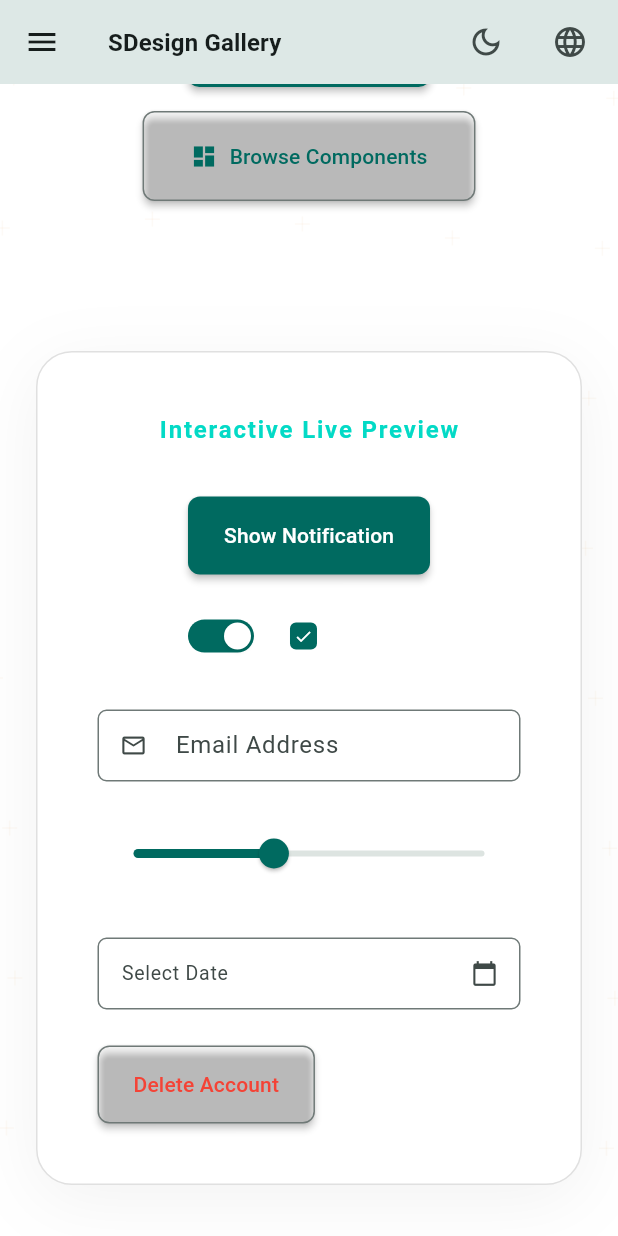
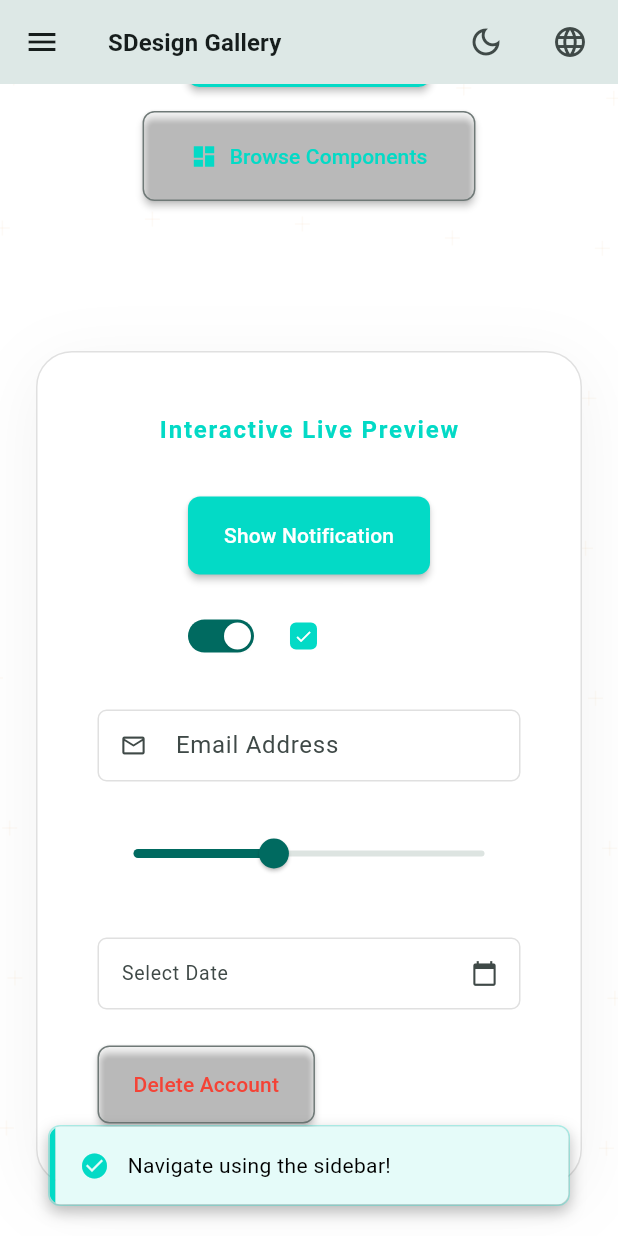
Before and after one commit to FRANK732/s_design, a Flutter app: the screen it shows after launch, scrolled down 576 dp, after a tap on "Browse Components", on a phone screen of 412 x 824 dp. Run offline on Flutter 3.47's test engine with Material 3 defaults, Android fonts, the phone set to English and light mode, and no system bars; our stand-ins replace flutter_spinkit, get, google_fonts, qr_flutter, shimmer; missing offline and left inert: flutter_highlighter.

Commit message:
feat: implement SThemeData configuration and add Sonner feedback component with example pages

```diff
--- a/example/lib/modern_example.dart
+++ b/example/lib/modern_example.dart
@@ -205,16 +205,15 @@ class _GalleryShellState
         Overlay.of(context);
     SFloatingPanel.initialize(
         overlayState);
-    SSonner
-        .instance
-        .initialize(overlayState);
+    SSonner.initialize(
+        overlayState);
     SToast.initialize(
         overlayState);
 
     final isDark =
         Theme.of(context).brightness == Brightness.dark;
 
-    return Scaffold(
+    return SScaffold(
       appBar:
           AppBar(
         elevation: 0,
@@ -224,7 +223,6 @@ class _GalleryShellState
           style: TextStyle(fontWeight: FontWeight.bold, fontSize: 16),
         ),
         actions: [
-          // Theme toggle
           Tooltip(
             message: isDark ? 'Switch to light mode' : 'Switch to dark mode',
             child: IconButton(
@@ -237,7 +235,6 @@ class _GalleryShellState
             ),
           ),
           const SizedBox(width: 8),
-          // Language toggle
           PopupMenuButton<Locale>(
             tooltip: 'Change language',
             initialValue: widget.currentLocale,
@@ -265,7 +262,6 @@ class _GalleryShellState
           const SizedBox(width: 8),
         ],
       ),
-      // Responsive: drawer on mobile, sidebar on desktop
       drawer: MediaQuery.of(context).size.width < 700
           ? Drawer(
               child: NavSidebar(
@@ -281,7 +277,7 @@ class _GalleryShellState
               ),
             )
           : null,
-      body:
+      renderBody: (context) =>
           LayoutBuilder(
         builder: (context, constraints) {
           final isWide = constraints.maxWidth >= 700;
@@ -296,17 +292,14 @@ class _GalleryShellState
                   onSearchChanged: (q) => setState(() => _searchQuery = q),
                   onSelected: (item) => setState(() => _selected = item),
                 ),
-                // Vertical divider
                 VerticalDivider(
                   width: 1,
                   color: Theme.of(context).colorScheme.outlineVariant.withOpacity(0.4),
                 ),
-                // Content pane
                 Expanded(key: ValueKey(_selected.label), child: _selected.page),
               ],
             );
           } else {
-            // Mobile: full-width content with drawer
             return _selected.page;
           }
         },
--- a/example/lib/pages/home_overview.dart
+++ b/example/lib/pages/home_overview.dart
@@ -132,7 +132,7 @@ class _HomeOverviewPageState
                               child: const Text('Browse Components'),
                               onPressed: () {
                                 // Navigate to components
-                                SSonner.instance.show(message: 'Navigate using the sidebar!', variant: SSonnerVariant.success);
+                                SSonner.show(message: 'Navigate using the sidebar!', variant: SSonnerVariant.success);
                               },
                             ),
                           ],
@@ -366,7 +366,7 @@ class _LiveShowcaseState
                 children: [
                   SButton(
                     onPressed: () {
-                      SSonner.instance.show(
+                      SSonner.show(
                         message: 'Perfect! You triggered a success toast.',
                         variant: SSonnerVariant.success,
                       );
--- a/example/lib/pages/sonner_page.dart
+++ b/example/lib/pages/sonner_page.dart
@@ -54,7 +54,7 @@ SSonner.instance.show(
               builder: (context) => SButton(
                     variant: SButtonVariant.outline,
                     onPressed: () {
-                      SSonner.instance.show(
+                      SSonner.show(
                         config: const SSonnerConfig(
                           message: 'File uploaded successfully.',
                           title: 'Upload complete',
@@ -80,7 +80,7 @@ SSonner.instance.show(
               builder: (context) => SButton(
                     variant: SButtonVariant.outline,
                     onPressed: () {
-                      SSonner.instance.show(
+                      SSonner.show(
                         message: 'Email archived',
                         action: TextButton(
                           onPressed: () {},
@@ -107,7 +107,7 @@ SSonner.instance.show(
               builder: (context) => SButton(
                     variant: SButtonVariant.outline,
                     onPressed: () {
-                      SSonner.instance.show(
+                      SSonner.show(
                         message: 'This appears at the top',
                         position: SSonnerPosition.top,
                       );
@@ -145,7 +145,7 @@ class _SonnerBtn
           SButtonVariant.outline,
       onPressed:
           () {
-        SSonner.instance.show(message: '$label notification', variant: variant);
+        SSonner.show(message: '$label notification', variant: variant);
       },
       child:
           Text(label),
--- a/lib/src/presentation/components/app/s_app.dart
+++ b/lib/src/presentation/components/app/s_app.dart
@@ -314,6 +314,26 @@ class _SAppState
           titleLarge: themeData.typographyToken.titleLarge,
           labelSmall: themeData.typographyToken.labelSmall,
         ),
+        extensions: <m.ThemeExtension<dynamic>>[
+          themeData.alertTheme,
+          themeData.avatarTheme,
+          themeData.buttonTheme,
+          themeData.cardTheme,
+          themeData.checkboxTheme,
+          themeData.dialogTheme,
+          themeData.dropdownMenuTheme,
+          themeData.floatingPanelTheme,
+          themeData.inputFieldTheme,
+          themeData.listTileTheme,
+          themeData.loadingIndicatorTheme,
+          themeData.paginationTheme,
+          themeData.selectTheme,
+          themeData.sonnerTheme,
+          themeData.switchTheme,
+          themeData.tabsTheme,
+          themeData.timePickerTheme,
+          themeData.toastTheme,
+        ],
       ),
       child:
           AnimatedSTheme(
@@ -441,10 +461,12 @@ class _SAppState
   }
 }
 
-/// Private widget that auto-initializes [SSonner] and [SFloatingPanel]
-/// after the first frame by grabbing the nearest [OverlayState].
-/// This is injected by [SApp._builder] so consumers never need to call
-/// [sOverlayBuilder] or initialize overlays manually.
+/// Private widget that auto-initializes [SSonner], [SFloatingPanel], and [SToast]
+/// by creating its own [Overlay] in a [Stack].
+///
+/// This is required because [SApp._builder] runs above the [Navigator] in the
+/// widget tree, so [Overlay.of] would fail. Instead we own an [Overlay] and
+/// initialize all overlay-dependent services with its state after the first frame.
 class _SOverlayInitializer extends StatefulWidget {
   const _SOverlayInitializer({required this.child});
   final Widget child;
@@ -454,12 +476,15 @@ class _SOverlayInitializer extends StatefulWidget {
 }
 
 class _SOverlayInitializerState extends State<_SOverlayInitializer> {
+  final GlobalKey<OverlayState> _overlayKey = GlobalKey<OverlayState>();
+
   @override
   void initState() {
     super.initState();
     WidgetsBinding.instance.addPostFrameCallback((_) {
       if (!mounted) return;
-      final OverlayState overlay = Overlay.of(context);
+      final OverlayState? overlay = _overlayKey.currentState;
+      if (overlay == null) return;
       SSonner.initialize(overlay);
       SFloatingPanel.initialize(overlay);
       // ignore: deprecated_member_use_from_same_package
@@ -468,5 +493,12 @@ class _SOverlayInitializerState extends State<_SOverlayInitializer> {
   }
 
   @override
-  Widget build(BuildContext context) => widget.child;
+  Widget build(BuildContext context) {
+    return Stack(
+      children: <Widget>[
+        widget.child,
+        Overlay(key: _overlayKey, initialEntries: const <OverlayEntry>[]),
+      ],
+    );
+  }
 }
--- a/lib/src/presentation/components/feedback/s_sonner/s_sonner.dart
+++ b/lib/src/presentation/components/feedback/s_sonner/s_sonner.dart
@@ -27,9 +27,8 @@ class SSonner {
   /// Initializes the [SSonner] with the [OverlayState].
   /// This must be called before showing any toasts.
   // ignore: use_setters_to_change_properties
-  static void initialize(
-      OverlayState
-          overlayState) {
+  static void
+      initialize(OverlayState overlayState) {
     _instance._overlayState =
         overlayState;
   }
@@ -62,17 +61,28 @@ class SSonner {
     String?
         id,
   }) {
-    return _instance._show(
-      message: message,
-      config: config,
-      variant: variant,
-      duration: duration,
-      position: position,
-      action: action,
-      showCloseButton: showCloseButton,
-      onTap: onTap,
-      onDismiss: onDismiss,
-      icon: icon,
+    return _instance
+        ._show(
+      message:
+          message,
+      config:
+          config,
+      variant:
+          variant,
+      duration:
+          duration,
+      position:
+          position,
+      action:
+          action,
+      showCloseButton:
+          showCloseButton,
+      onTap:
+          onTap,
+      onDismiss:
+          onDismiss,
+      icon:
+          icon,
       id: id,
     );
   }
@@ -142,10 +152,10 @@ class SSonner {
   }
 
   /// Dismisses a toast by its ID.
-  static void dismiss(
-      String
-          id) {
-    _instance._dismiss(id);
+  static void
+      dismiss(String id) {
+    _instance
+        ._dismiss(id);
   }
 
   void _dismiss(
@@ -221,16 +231,13 @@ class _SonnerOverlay
       builder: (BuildContext context,
           List<SSonnerConfig> toasts,
           Widget? child) {
-        // We need to render toasts in different positions
-        // For simplicity, we'll support Top and Bottom stacks.
-
         final List<SSonnerConfig> topToasts = toasts.where((SSonnerConfig t) => t.position == SSonnerPosition.top).toList();
-        final List<SSonnerConfig> bottomToasts = toasts.where((SSonnerConfig t) => t.position == SSonnerPosition.bottom || t.position == SSonnerPosition.center).toList();
+        final List<SSonnerConfig> centerToasts = toasts.where((SSonnerConfig t) => t.position == SSonnerPosition.center).toList();
+        final List<SSonnerConfig> bottomToasts = toasts.where((SSonnerConfig t) => t.position == SSonnerPosition.bottom).toList();
 
         return SafeArea(
           child: Stack(
             children: <Widget>[
-              // Top Stack
               if (topToasts.isNotEmpty)
                 Positioned(
                   top: 0,
@@ -242,8 +249,17 @@ class _SonnerOverlay
                     onDismiss: onDismiss,
                   ),
                 ),
-
-              // Bottom Stack
+              if (centerToasts.isNotEmpty)
+                Positioned.fill(
+                  child: Align(
+                    alignment: Alignment.center,
+                    child: _ToastStack(
+                      toasts: centerToasts,
+                      isTop: false,
+                      onDismiss: onDismiss,
+                    ),
+                  ),
+                ),
               if (bottomToasts.isNotEmpty)
                 Positioned(
                   bottom: 0,
--- a/lib/src/presentation/themes/s_theme_data.dart
+++ b/lib/src/presentation/themes/s_theme_data.dart
@@ -165,7 +165,10 @@ class SThemeData
           colorToken.divider,
     );
     buttonTheme ??=
-        SButtonThemeData.fromColorScheme(matColorScheme);
+        SButtonThemeData.fromColorScheme(matColorScheme).copyWith(
+          defaultBackgroundColor: colorToken.buttonBackground,
+          defaultForegroundColor: colorToken.buttonText,
+        );
     cardTheme ??=
         SCardThemeData.fromColorScheme(matColorScheme);
     checkboxTheme ??=
```
